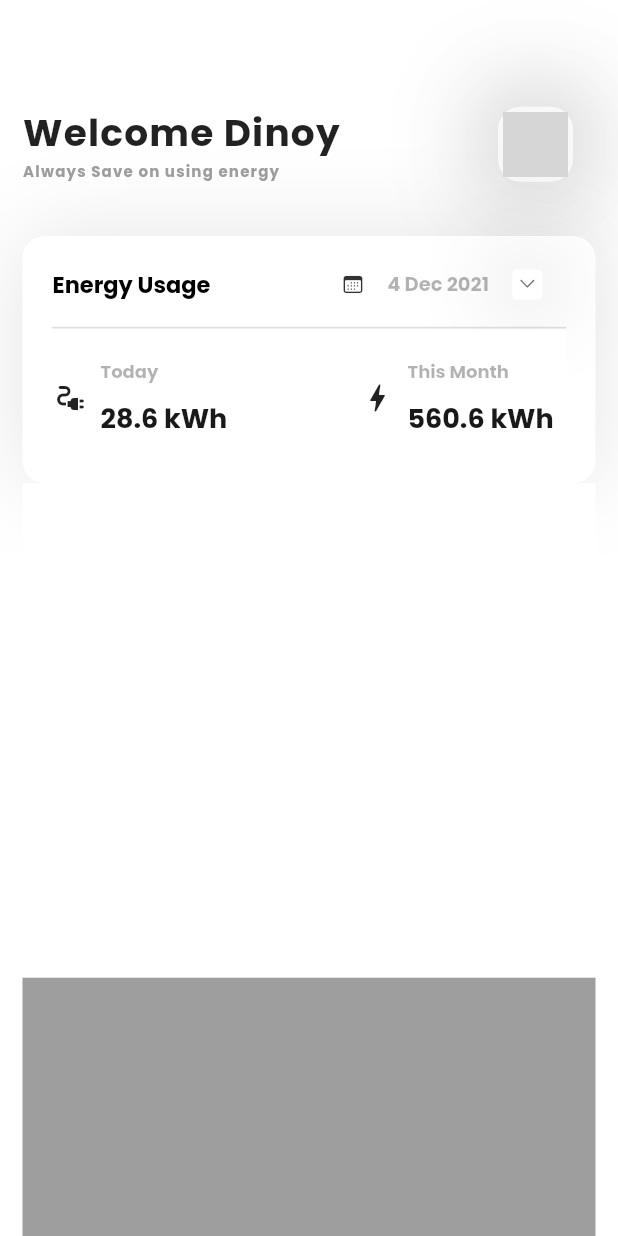
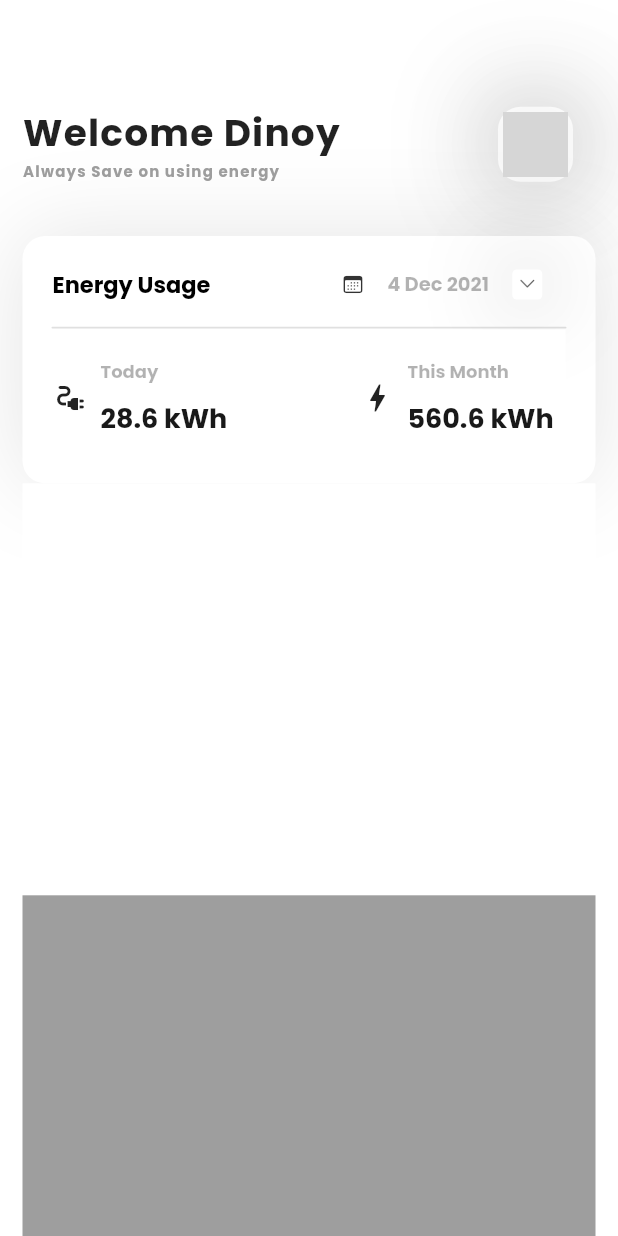
Before and after one commit to amalnathm7/Quark, a Flutter app: the screen it shows once a user with an empty profile is signed in, on a phone screen of 412 x 824 dp. Run offline on Flutter 3.47's test engine with Material 2 defaults, Android fonts, the phone set to English and light mode, and no system bars; our stand-ins replace firebase_auth, firebase_core, flutter_neumorphic, google_fonts; accounts and stored records are empty; network calls fail; grey boxes are pictures that could not be loaded.

Commit message:
ui changes in home page

```diff
--- a/lib/main_screen/home_page/home.dart
+++ b/lib/main_screen/home_page/home.dart
@@ -283,13 +283,13 @@ class _HomePageState extends State<HomePage> {
               ),
 
               Container(
-                height: screenHeight/2.5,
+                height: screenHeight/3,
                 width: screenWidth,
                 color: Colors.white,
               ),
 
               Container(
-                height: screenHeight/2.5,
+                height: screenHeight/3,
                 width: screenWidth,
                 color: Colors.grey,
               ),
```
